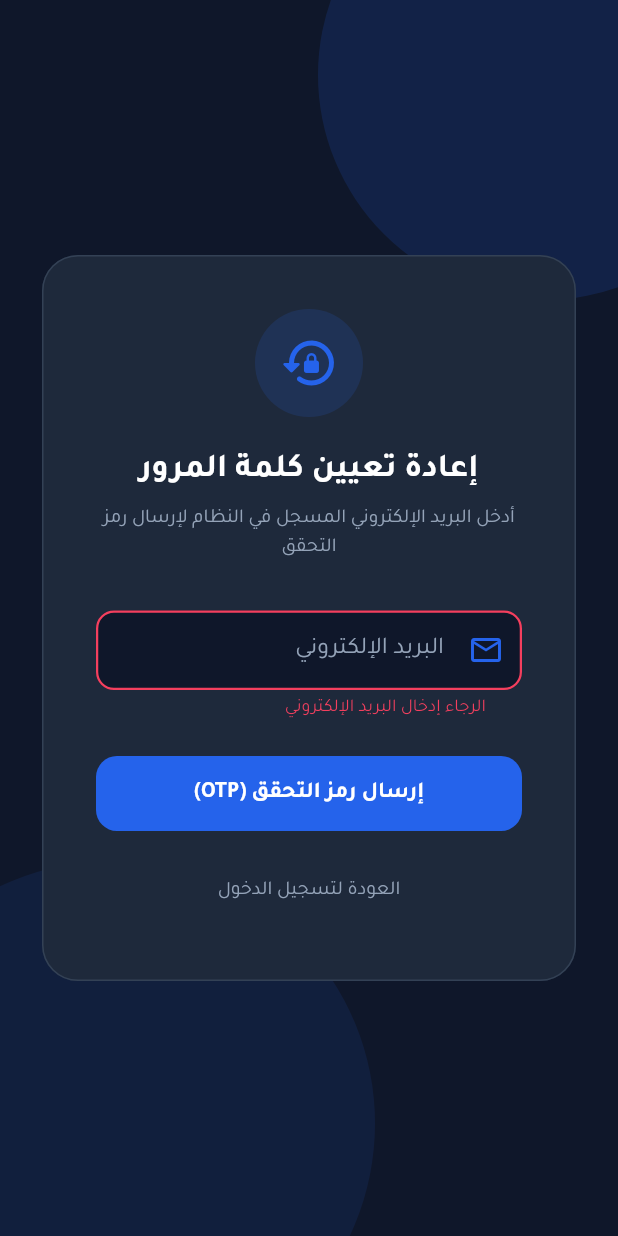
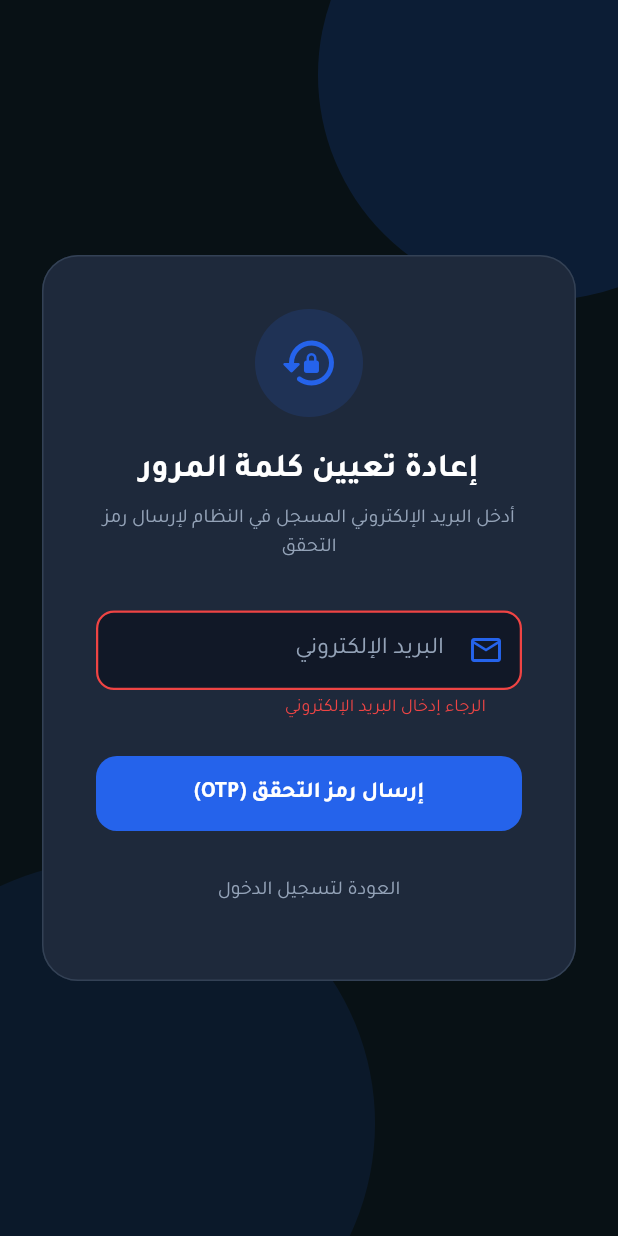
Before and after one commit to shadasobhe97-ctrl/Admin, a Flutter app: the ResetPasswordScreen screen opened by its route, after a tap on "إرسال رمز التحقق (OTP)", on a phone screen of 412 x 824 dp. Run offline on Flutter 3.47's test engine with Material 3 defaults, Android fonts, the phone set to English and light mode, and no system bars; our stand-ins replace dio, fl_chart, flutter_bloc, flutter_map, font_awesome_flutter, get_it and 3 more; missing offline and left inert: file_saver; accounts and stored records are empty.

Commit message:
تعديل تسجيل الدخول

```diff
--- a/lib/core/theme/admin_colors.dart
+++ b/lib/core/theme/admin_colors.dart
@@ -1,19 +1,27 @@
 import 'package:flutter/material.dart';
 
 class AdminColors {
+  // ============================================================
   // Base Colors
+  // ============================================================
+
   static const Color transparent = Color(0x00000000);
+
   static const Color white = Color(0xFFFFFFFF);
   static const Color white70 = Color(0xB3FFFFFF);
   static const Color white60 = Color(0x99FFFFFF);
   static const Color white24 = Color(0x3DFFFFFF);
+
   static const Color black = Color(0xFF000000);
   static const Color black87 = Color(0xDD000000);
   static const Color black54 = Color(0x8A000000);
   static const Color black26 = Color(0x42000000);
   static const Color black12 = Color(0x1F000000);
 
+  // ============================================================
   // Neutral Scale
+  // ============================================================
+
   static const Color grey50 = Color(0xFFFAFAFA);
   static const Color grey100 = Color(0xFFF5F5F5);
   static const Color grey200 = Color(0xFFEEEEEE);
@@ -25,201 +33,446 @@ class AdminColors {
   static const Color grey800 = Color(0xFF424242);
   static const Color grey900 = Color(0xFF212121);
   static const Color grey950 = Color(0xFF0A0A0A);
+
   static const Color grey = grey500;
 
-  // Feedback Colors
+  // ============================================================
+  // Darbi Brand Colors
+  // ============================================================
+
+  // Main brand blue
+  static const Color primaryLight = Color(0xFF1499D5);
+
+  // Brighter Sky / Turquoise
+  static const Color primary = Color(0xFF1499D5);
+
+  static const Color primaryDark = Color(0xFF0879B5);
+
+  static const Color primarySoft = Color(0xFFE0F7FA);
+
+  static const Color primaryContainerLight = Color(0xFFD5F3FA);
+
+  static const Color onPrimaryLight = Color(0xFFFFFFFF);
+
+  // ============================================================
+  // Secondary Brand Color
+  // ============================================================
+
+  static const Color secondaryLight = Color(0xFFFBBF24);
+
+  static const Color secondary = Color(0xFFFBBF24);
+
+  static const Color secondaryDark = Color(0xFFF59E0B);
+
+  static const Color secondarySoft = Color(0xFFFEF3C7);
+
+  static const Color onSecondary = Color(0xFF1F2937);
+
+  // ============================================================
+  // Brand Gradient
+  // ============================================================
+
+  static const Color primaryGradientStart = Color(0xFF20B4D8);
+
+  static const Color primaryGradientEnd = Color(0xFF0879B5);
+
+  // ============================================================
+  // Feedback / Utility Colors
+  // ============================================================
+
   static const Color red = Color(0xFFF44336);
+
   static const Color green = Color(0xFF4CAF50);
+
   static const Color green700 = Color(0xFF388E3C);
+
   static const Color orange = Color(0xFFFF9800);
+
   static const Color amber = Color(0xFFFFC107);
-  static const Color blue = Color(0xFF2196F3);
+
+  // Generic utility blue now follows Darbi brand
+  static const Color blue = Color(0xFF1499D5);
+
   static const Color blueGrey = Color(0xFF607D8B);
 
-  // Light Theme Colors
-  static const Color primaryLight = Color(0xFF148BD4);
-  static const Color onPrimaryLight = Color(0xFFFFFFFF);
-  static const Color primaryContainerLight = Color(0xFFE6F7FA);
-  static const Color secondaryLight = Color(0xFFFDE68A);
+  // ============================================================
+  // Light Theme
+  // ============================================================
+
   static const Color backgroundLight = Color(0xFFF8FAFC);
+
   static const Color surfaceLight = Color(0xFFFFFFFF);
+
   static const Color errorLight = Color(0xFFEF4444);
 
-  // Dark Theme Colors
-  static const Color primaryDark = Color.fromARGB(255, 20, 179, 219);
+  static const Color onPrimary = Color(0xFFFFFFFF);
+
+  static const Color primaryContainer = Color(0xFFD5F3FA);
+
+  // ============================================================
+  // Dark Theme
+  // ============================================================
+
   static const Color backgroundDark = Color(0xFF081115);
+
   static const Color surfaceDark = Color(0xFF111827);
+
   static const Color onPrimaryDark = Color(0xFF081115);
 
+  // Darbi dark-theme primary
+  static const Color primaryDarkTheme = Color(0xFF20B4D8);
+
+  static const Color primaryContainerDark = Color(0xFF164E63);
+
+  // ============================================================
   // Status Colors
+  // ============================================================
+
   static const Color success = Color(0xFF22C55E);
+
   static const Color successDark = Color(0xFF16A34A);
+
   static const Color pending = Color(0xFFF59E0B);
+
   static const Color warning = Color(0xFFF59E0B);
+
   static const Color info = Color(0xFF3B82F6);
+
   static const Color error = Color(0xFFEF4444);
-  static const Color textMuted = Color(0xFF6B7280);
 
-  // Branded Accent Colors
-  static const Color maleBlue = Color(0xFF3B82F6);
-  static const Color femalePink = Color(0xFFEC4899);
-  static const Color accentPurple = Color(0xFF8B5CF6);
-  static const Color accentBlue = Color(0xFF6366F1);
-  static const Color accentGreen = Color(0xFF10B981);
-  static const Color accentAmber = Color(0xFFF59E0B);
-
-  // Gender Background Tints
-  static const Color maleBlueBg = Color(0xFFEFF6FF);
-  static const Color femalePinkBg = Color(0xFFFDF2F8);
+  // ============================================================
+  // Text
+  // ============================================================
 
   static const Color textDark = Color(0xFF1A1A1A);
 
-  // Dark Surface / Background
+  static const Color textPrimary = Color(0xFF1E293B);
+
+  static const Color textSecondary = Color(0xFF64748B);
+
+  static const Color textMuted = Color(0xFF6B7280);
+
+  // ============================================================
+  // Gender Colors
+  // ============================================================
+
+  static const Color maleBlue = Color(0xFF3B82F6);
+
+  static const Color femalePink = Color(0xFFEC4899);
+
+  static const Color maleBlueBg = Color(0xFFEFF6FF);
+
+  static const Color femalePinkBg = Color(0xFFFDF2F8);
+
+  // ============================================================
+  // Accent Colors
+  // ============================================================
+
+  static const Color accentPurple = Color(0xFF8B5CF6);
+
+  // Accent blue follows Darbi
+  static const Color accentBlue = Color(0xFF20B4D8);
+
+  static const Color accentGreen = Color(0xFF10B981);
+
+  static const Color accentAmber = Color(0xFFF59E0B);
+
+  // ============================================================
+  // Dark Surfaces
+  // ============================================================
+
   static const Color darkCard = Color(0xFF1E293B);
-  static const Color darkBackground = Color(0xFF0F0F0F);
+
+  static const Color darkBackground = Color(0xFF081115);
+
   static const Color darkSurface = Color(0xFF111827);
-  static const Color darkGradientStart = Color(0xFF1A2332);
-  static const Color darkGradientEnd = Color(0xFF0F172A);
 
-  // Primary Gradient Pair
-  static const Color primaryGradientEnd = Color(0xFF0E78C4);
-  static const Color primarySoft = Color(0xFFD1F0FA);
+  static const Color darkGradientStart = Color(0xFF123A4A);
 
-  // ───────────────────────────────────────────────────────────────────────────
-  // Derbi Design Tokens — المصدر الوحيد لألوان الواجهة
-  // كل رمز له نسخة Light ونسخة Dark، ويُقرأ عبر AdminThemeContext فقط.
-  // ───────────────────────────────────────────────────────────────────────────
+  static const Color darkGradientEnd = Color(0xFF0B2530);
+
+  // ============================================================
+  // Derbi Design Tokens
+  // ============================================================
 
   // Brand
-  static const Color brandPrimary = Color(0xFF2563EB);
-  static const Color brandPrimaryDeep = Color(0xFF1D4ED8);
+  static const Color brandPrimary = Color(0xFF1499D5);
+
+  static const Color brandPrimaryDeep = Color(0xFF0879B5);
+
   static const Color onBrand = Color(0xFFFFFFFF);
+
   static const Color onBrandMuted = Color(0xB3FFFFFF);
 
+  // ============================================================
   // Surfaces
+  // ============================================================
+
   static const Color bgLight = Color(0xFFF8FAFC);
-  static const Color bgDark = Color(0xFF0F172A);
+
+  static const Color bgDark = Color(0xFF081115);
+
   static const Color cardLight = Color(0xFFFFFFFF);
+
   static const Color cardDark = Color(0xFF1E293B);
+
   static const Color surfaceVariantLight = Color(0xFFF1F5F9);
-  static const Color surfaceVariantDark = Color(0xFF0F172A);
 
+  static const Color surfaceVariantDark = Color(0xFF111827);
+
+  // ============================================================
   // Borders & Dividers
+  // ============================================================
+
   static const Color borderSoftLight = Color(0xFFE2E8F0);
+
   static const Color borderSoftDark = Color(0xFF334155);
+
   static const Color borderStrongLight = Color(0xFFCBD5E1);
+
   static const Color borderStrongDark = Color(0xFF475569);
 
-  // Text
-  static const Color textPrimaryLight = Color(0xFF0F172A);
-  static const Color textPrimaryDark = Color(0xFFFFFFFF);
-  static const Color textSecondaryLight = Color(0xFF475569);
+  static const Color borderLight = Color(0xFFE2E8F0);
+
+  static const Color borderDark = Color(0xFF334155);
+
+  static const Color dividerLight = Color(0xFFE5E7EB);
+
+  static const Color dividerDark = Color(0xFF273549);
+
+  // ============================================================
+  // Text Tokens
+  // ============================================================
+
+  static const Color textPrimaryLight = Color(0xFF1E293B);
+
+  static const Color textPrimaryDark = Color(0xFFF8FAFC);
+
+  static const Color textSecondaryLight = Color(0xFF64748B);
+
   static const Color textSecondaryDark = Color(0xFFCBD5E1);
+
   static const Color textTertiaryLight = Color(0xFF64748B);
+
   static const Color textTertiaryDark = Color(0xFF94A3B8);
+
   static const Color textMutedLight = Color(0xFF94A3B8);
+
   static const Color textMutedDark = Color(0xFF64748B);
 
+  // ============================================================
   // Success
-  static const Color successFgLight = Color(0xFF059669);
-  static const Color successFgDark = Color(0xFF34D399);
-  static const Color successBgLight = Color(0xFFECFDF5);
+  // ============================================================
+
+  static const Color successFgLight = Color(0xFF16A34A);
+
+  static const Color successFgDark = Color(0xFF22C55E);
+
+  static const Color successBgLight = Color(0xFFDCFCE7);
+
   static const Color successBgDark = Color(0xFF0C2C22);
+
   static const Color successBorderLight = Color(0xFFA7F3D0);
+
   static const Color successBorderDark = Color(0xFF14532D);
 
+  // ============================================================
   // Warning / Pending
-  static const Color warningFgLight = Color(0xFF92400E);
+  // ============================================================
+
+  static const Color warningFgLight = Color(0xFFF59E0B);
+
   static const Color warningFgDark = Color(0xFFFBBF24);
-  static const Color warningBgLight = Color(0xFFFFFBEB);
+
+  static const Color warningBgLight = Color(0xFFFEF3C7);
+
   static const Color warningBgDark = Color(0xFF2E2410);
+
   static const Color warningBorderLight = Color(0xFFFDE68A);
+
   static const Color warningBorderDark = Color(0xFF553A0E);
 
+  // ============================================================
   // Danger / Error
-  static const Color dangerFgLight = Color(0xFFB91C1C);
+  // ============================================================
+
+  static const Color dangerFgLight = Color(0xFFEF4444);
+
   static const Color dangerFgDark = Color(0xFFFB7185);
-  static const Color dangerBgLight = Color(0xFFFEF2F2);
+
+  static const Color dangerBgLight = Color(0xFFFEE2E2);
+
   static const Color dangerBgDark = Color(0xFF2C1418);
+
   static const Color dangerBorderLight = Color(0xFFFECACA);
+
   static const Color dangerBorderDark = Color(0xFF7F1D2B);
 
+  // ============================================================
   // Info
-  static const Color infoFgLight = Color(0xFF1E40AF);
+  // ============================================================
+
+  static const Color infoFgLight = Color(0xFF3B82F6);
+
   static const Color infoFgDark = Color(0xFF93C5FD);
-  static const Color infoBgLight = Color(0xFFEFF6FF);
+
+  static const Color infoBgLight = Color(0xFFDBEAFE);
+
   static const Color infoBgDark = Color(0xFF14213D);
+
   static const Color infoBorderLight = Color(0xFFBFDBFE);
+
   static const Color infoBorderDark = Color(0xFF1E3A8A);
 
-  // Sidebar / Top Header — لكل رمز نسخة Light ونسخة Dark
-  static const Color sidebarBgLight = Color(0xFFFFFFFF); // White to match interface background
-  static const Color sidebarBgDark = Color(0xFF0F172A);  // Dark slate to match interface background
-  static const Color sidebarBorderLight = Color(0xFFE2E8F0); // Grey border
-  static const Color sidebarBorderDark = Color(0xFF334155);  // Grey border
-  static const Color sidebarItemTextLight = Color(0xFF64748B); // Slate/Grey text
-  static const Color sidebarItemTextDark = Color(0xFF94A3B8);  // Slate/Grey text
-  static const Color sidebarActiveBgLight = Color(0xFFEFF6FF); // Light blue selection box
-  static const Color sidebarActiveBgDark = Color(0x1A2563EB);  // Semi-transparent primary blue selection box
-  static const Color onSidebarActiveLight = Color(0xFF2563EB); // Primary blue for selected item
-  static const Color onSidebarActiveDark = Color(0xFF60A5FA);  // Light blue for selected item
+  // ============================================================
+  // Sidebar
+  // ============================================================
+
+  static const Color sidebarBgLight = Color(0xFFFFFFFF);
+
+  static const Color sidebarBgDark = Color(0xFF111827);
+
+  static const Color sidebarBorderLight = Color(0xFFE2E8F0);
+
+  static const Color sidebarBorderDark = Color(0xFF334155);
+
+  static const Color sidebarItemTextLight = Color(0xFF64748B);
+
+  static const Color sidebarItemTextDark = Color(0xFF94A3B8);
+
+  // Darbi light blue active item
+  static const Color sidebarActiveBgLight = Color(0xFFE0F7FA);
+
+  // Transparent Darbi blue
+  static const Color sidebarActiveBgDark = Color(0x2620B4D8);
+
+  static const Color onSidebarActiveLight = Color(0xFF0879B5);
+
+  static const Color onSidebarActiveDark = Color(0xFF20B4D8);
+
   static const Color sidebarHoverLight = Color(0xFFF1F5F9);
+
   static const Color sidebarHoverDark = Color(0xFF1E293B);
+
+  // ============================================================
+  // Header
+  // ============================================================
+
   static const Color headerBgLight = Color(0xFFFFFFFF);
-  static const Color headerBgDark = Color(0xFF0F172A);
-  static const Color brandTaglineLight = Color(0xFF2563EB);
-  static const Color brandTaglineDark = Color(0xFF60A5FA);
 
+  static const Color headerBgDark = Color(0xFF111827);
+
+  static const Color brandTaglineLight = Color(0xFF1499D5);
+
+  static const Color brandTaglineDark = Color(0xFF20B4D8);
+
+  // ============================================================
   // Overlays / Scrims
+  // ============================================================
+
   static const Color scrimLight = Color(0x14000000);
+
   static const Color scrimDark = Color(0x66000000);
-  static const Color shadowLight = Color(0x0A000000);
+
+  static const Color shadowLight = Color(0x14000000);
+
   static const Color shadowDark = Color(0x33000000);
+
   static const Color onBrandOverlay = Color(0x3DFFFFFF);
 
-  // Semantic (theme-independent brand accents used for charts / stat accents)
-  static const Color statusSuccess = Color(0xFF10B981);
+  // ============================================================
+  // Semantic Status Tokens
+  // ============================================================
+
+  static const Color statusSuccess = Color(0xFF22C55E);
+
   static const Color statusWarning = Color(0xFFF59E0B);
-  static const Color statusDanger = Color(0xFFF43F5E);
+
+  static const Color statusDanger = Color(0xFFEF4444);
+
   static const Color statusInfo = Color(0xFF3B82F6);
-  static const Color accentIndigo = Color(0xFF6366F1);
+
+  // Keep names for compatibility,
+  // but use Darbi cyan instead of Indigo.
+  static const Color accentIndigo = Color(0xFF20B4D8);
+
   static const Color accentPink = Color(0xFFEC4899);
-  static const Color accentCyan = Color(0xFF06B6D4);
 
-  // Map surface tokens — تُرسم فوق بلاطات OpenStreetMap (فاتحة دائماً)،
-  // لذلك تتبع سطوع الخريطة لا سطوع التطبيق. راجع dashboard_overview_screen.
-  static const Color mapMarkerLabelBg = Color(0xFF0F172A);
+  static const Color accentCyan = Color(0xFF20B4D8);
+
+  // ============================================================
+  // Map Surface Tokens
+  // ============================================================
+
+  static const Color mapMarkerLabelBg = Color(0xFF111827);
+
   static const Color onMapMarkerLabel = Color(0xFFFFFFFF);
+
   static const Color onMapMarkerLabelMuted = Color(0xB3FFFFFF);
-  static const Color mapScrim = Color(0xFF0F172A);
+
+  static const Color mapScrim = Color(0xFF111827);
+
   static const Color mapMarkerShadow = Color(0x4D000000);
 
-  // Derbi & App Compatibility Tokens
-  static const Color background = Color(0xFF0F172A);
+  // ============================================================
+  // Darbi & App Compatibility Tokens
+  // ============================================================
+
+  static const Color background = Color(0xFF081115);
+
   static const Color surfaceCard = Color(0xFF1E293B);
-  static const Color sidebarBackground = Color(0xFF0F172A);
+
+  static const Color sidebarBackground = Color(0xFF111827);
+
   static const Color borderSlate = Color(0xFF334155);
-  static const Color primaryBlue = Color(0xFF2563EB);
-  static const Color primaryBlueHover = Color(0xFF1D4ED8);
+
+  static const Color primaryBlue = Color(0xFF1499D5);
+
+  static const Color primaryBlueHover = Color(0xFF0879B5);
+
   static const Color successEmerald = Color(0xFF10B981);
+
   static const Color warningAmber = Color(0xFFF59E0B);
-  static const Color dangerRose = Color(0xFFF43F5E);
-  static const Color infoCyan = Color(0xFF06B6D4);
-  static const Color textPrimary = Color(0xFFFFFFFF);
-  static const Color textSecondary = Color(0xFF94A3B8);
-  static const Color sidebarActiveItem = Color(0xFF1D61E7);
+
+  static const Color dangerRose = Color(0xFFEF4444);
+
+  static const Color infoCyan = Color(0xFF20B4D8);
+
+  static const Color sidebarActiveItem = Color(0xFF1499D5);
+
   static const Color sidebarInactiveText = Color(0xFF8C9BAE);
-  static const Color sidebarBorder = Color(0xFF162238);
+
+  static const Color sidebarBorder = Color(0xFF334155);
+
   static const Color badgeBackground = Color(0xFF2A1525);
+
   static const Color badgeText = Color(0xFFFF4D4D);
-  static const Color statusGreenBg = Color(0xFFECFDF5);
-  static const Color statusGreenText = Color(0xFF10B981);
+
+  // ============================================================
+  // Status Backgrounds
+  // ============================================================
+
+  static const Color statusGreenBg = Color(0xFFDCFCE7);
+
+  static const Color statusGreenText = Color(0xFF22C55E);
+
   static const Color statusGreenBorder = Color(0xFFA7F3D0);
-  static const Color mainBackground = Color(0xFFF4F6F9);
-  static const Color headerBackground = Colors.white;
-  static const Color cardBackground = Colors.white;
-  static const Color borderLight = Color(0xFFE2E8F0);
+
+  // ============================================================
+  // Admin Layout
+  // ============================================================
+
+  static const Color mainBackground = Color(0xFFF8FAFC);
+
+  static const Color headerBackground = Color(0xFFFFFFFF);
+
+  static const Color cardBackground = Color(0xFFFFFFFF);
 }
 
+// ============================================================
+// Compatibility Aliases
+// ============================================================
+
 typedef DerbiColors = AdminColors;
+
 typedef AppColors = AdminColors;
--- /dev/null
+++ b/lib/core/utils/validators.dart
@@ -0,0 +1,47 @@
+class Validators {
+  Validators._();
+
+  /// التحقق من صيغة البريد الإلكتروني
+  static String? validateEmail(String? value) {
+    if (value == null || value.trim().isEmpty) {
+      return 'الرجاء إدخال البريد الإلكتروني';
+    }
+
+    final email = value.trim();
+    final emailRegex = RegExp(
+      r'^[a-zA-Z0-9._%+-]+@[a-zA-Z0-9.-]+\.[a-zA-Z]{2,}$',
+    );
+
+    if (!emailRegex.hasMatch(email)) {
+      return 'الرجاء إدخال بريد إلكتروني صحيح';
+    }
+
+    return null;
+  }
+
+  /// التحقق من شروط كلمة المرور:
+  /// 1. 8 أحرف على الأقل
+  /// 2. تحتوي على حرف إنجليزي واحد على الأقل (كبير أو صغير)
+  /// 3. تحتوي على رقم واحد على الأقل
+  static String? validatePassword(String? value) {
+    if (value == null || value.isEmpty) {
+      return 'الرجاء إدخال كلمة المرور';
+    }
+
+    if (value.length < 8) {
+      return 'كلمة المرور يجب أن تتكون من 8 أحرف على الأقل';
+    }
+
+    final hasEnglishLetter = RegExp(r'[a-zA-Z]').hasMatch(value);
+    if (!hasEnglishLetter) {
+      return 'كلمة المرور يجب أن تحتوي على حرف إنجليزي واحد على الأقل (كبير أو صغير)';
+    }
+
+    final hasDigit = RegExp(r'[0-9]').hasMatch(value);
+    if (!hasDigit) {
+      return 'كلمة المرور يجب أن تحتوي على رقم واحد على الأقل';
+    }
+
+    return null;
+  }
+}
--- a/lib/features/Auth/data/models/login_request_model.dart
+++ b/lib/features/Auth/data/models/login_request_model.dart
@@ -1,12 +1,12 @@
 class LoginRequestModel {
-  final String phoneNumber;
+  final String email;
   final String password;
   final String platform;
   final String? deviceName;
   final String? fcmToken;
 
   LoginRequestModel({
-    required this.phoneNumber,
+    required this.email,
     required this.password,
     this.platform = 'web',
     this.deviceName = 'admin_web_browser',
@@ -15,7 +15,7 @@ class LoginRequestModel {
 
   Map<String, dynamic> toJson() {
     return {
-      'phone_number': phoneNumber,
+      'email': email,
       'password': password,
       'platform': platform,
       if (deviceName != null) 'device_name': deviceName,
--- a/lib/features/Auth/logic/admin_auth_cubit.dart
+++ b/lib/features/Auth/logic/admin_auth_cubit.dart
@@ -35,7 +35,7 @@ class AdminAuthCubit extends Cubit<AdminAuthState> {
 
   // ── Login ───────────────────────────────────────────────────────────────────
   Future<bool> login({
-    required String phone,
+    required String email,
     required String password,
     String? fcmToken,
   }) async {
@@ -43,7 +43,7 @@ class AdminAuthCubit extends Cubit<AdminAuthState> {
 
     try {
       final request = LoginRequestModel(
-        phoneNumber:  phone,
+        email:        email,
         password:     password,
         platform:     'web',
         deviceName:   'admin_web_browser',
--- a/lib/features/Auth/presentation/screens/reset_password_screen.dart
+++ b/lib/features/Auth/presentation/screens/reset_password_screen.dart
@@ -1,6 +1,7 @@
 import 'package:flutter/material.dart';
 import 'package:flutter_bloc/flutter_bloc.dart';
 import '../../../../core/theme/derbi_colors.dart';
+import '../../../../core/utils/validators.dart';
 import '../../logic/admin_password_reset_cubit.dart';
 import '../../logic/admin_password_reset_state.dart';
 import 'otp_verification_screen.dart';
@@ -155,15 +156,7 @@ class _ResetPasswordScreenState extends State<ResetPasswordScreen> {
                                 hintText: 'admin@darbi.com',
                                 prefixIcon: Icon(Icons.email_outlined, color: Color(0xFF2563EB)),
                               ),
-                              validator: (val) {
-                                if (val == null || val.trim().isEmpty) {
-                                  return 'الرجاء إدخال البريد الإلكتروني';
-                                }
-                                if (!val.contains('@')) {
-                                  return 'بريد إلكتروني غير صحيح';
-                                }
-                                return null;
-                              },
+                              validator: Validators.validateEmail,
                             ),
                             const SizedBox(height: 24),
                             BlocBuilder<AdminPasswordResetCubit, AdminPasswordResetState>(
```
Also changed, not shown: lib/features/Auth/presentation/screens/admin_login_screen.dart (+13 -20 lines), lib/features/Auth/presentation/screens/forgot_password_screen.dart (+8 -5 lines), lib/features/Auth/presentation/screens/new_password_screen.dart (+2 -9 lines), assets/images/admindark_logo.png, assets/images/adminligth_logo.png, pubspec.lock, 1 other file.
